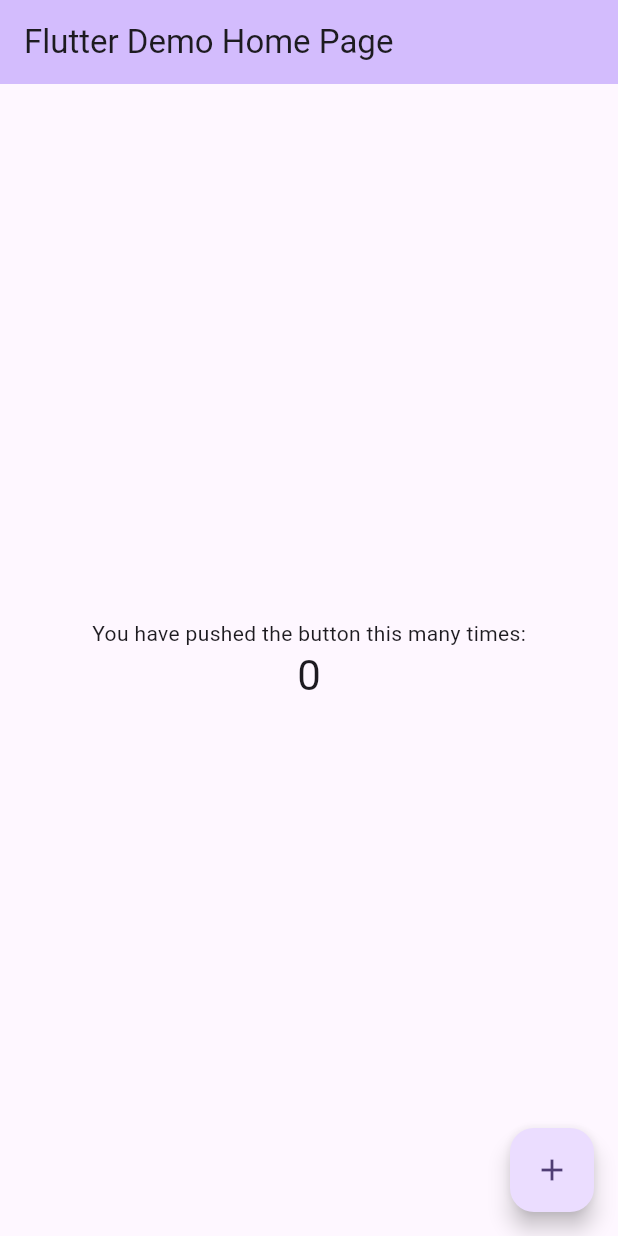
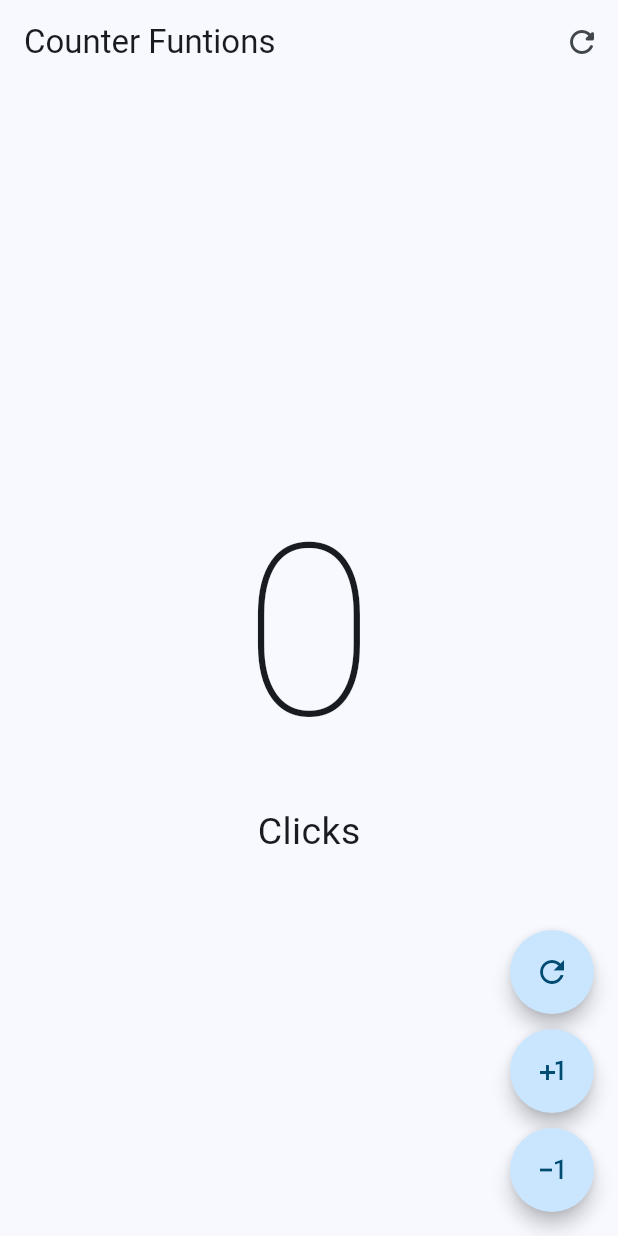
Before and after one commit to diegopagini/First-App_Flutter, a Flutter app: the screen it shows after launch, on a phone screen of 412 x 824 dp. Run offline on Flutter 3.47's test engine with Material 3 defaults, Android fonts, the phone set to English and light mode, and no system bars.

Commit message:
custom widget

```diff
--- a/lib/main.dart
+++ b/lib/main.dart
@@ -1,3 +1,4 @@
+import 'package:counter/presentation/screens/counter/counter_functions_screen.dart';
 import 'package:flutter/material.dart';
 
 void main() {
@@ -7,119 +8,12 @@ void main() {
 class MyApp extends StatelessWidget {
   const MyApp({super.key});
 
-  // This widget is the root of your application.
   @override
   Widget build(BuildContext context) {
     return MaterialApp(
-      title: 'Flutter Demo',
-      theme: ThemeData(
-        // This is the theme of your application.
-        //
-        // TRY THIS: Try running your application with "flutter run". You'll see
-        // the application has a purple toolbar. Then, without quitting the app,
-        // try changing the seedColor in the colorScheme below to Colors.green
-        // and then invoke "hot reload" (save your changes or press the "hot
-        // reload" button in a Flutter-supported IDE, or press "r" if you used
-        // the command line to start the app).
-        //
-        // Notice that the counter didn't reset back to zero; the application
-        // state is not lost during the reload. To reset the state, use hot
-        // restart instead.
-        //
-        // This works for code too, not just values: Most code changes can be
-        // tested with just a hot reload.
-        colorScheme: ColorScheme.fromSeed(seedColor: Colors.deepPurple),
-        useMaterial3: true,
-      ),
-      home: const MyHomePage(title: 'Flutter Demo Home Page'),
+      debugShowCheckedModeBanner: false,
+      theme: ThemeData(useMaterial3: true, colorSchemeSeed: Colors.lightBlue),
+      home: const CounterFunctionsScreen(),
     );
   }
 }
-
-class MyHomePage extends StatefulWidget {
-  const MyHomePage({super.key, required this.title});
-
-  // This widget is the home page of your application. It is stateful, meaning
-  // that it has a State object (defined below) that contains fields that affect
-  // how it looks.
-
-  // This class is the configuration for the state. It holds the values (in this
-  // case the title) provided by the parent (in this case the App widget) and
-  // used by the build method of the State. Fields in a Widget subclass are
-  // always marked "final".
-
-  final String title;
-
-  @override
-  State<MyHomePage> createState() => _MyHomePageState();
-}
-
-class _MyHomePageState extends State<MyHomePage> {
-  int _counter = 0;
-
-  void _incrementCounter() {
-    setState(() {
-      // This call to setState tells the Flutter framework that something has
-      // changed in this State, which causes it to rerun the build method below
-      // so that the display can reflect the updated values. If we changed
-      // _counter without calling setState(), then the build method would not be
-      // called again, and so nothing would appear to happen.
-      _counter++;
-    });
-  }
-
-  @override
-  Widget build(BuildContext context) {
-    // This method is rerun every time setState is called, for instance as done
-    // by the _incrementCounter method above.
-    //
-    // The Flutter framework has been optimized to make rerunning build methods
-    // fast, so that you can just rebuild anything that needs updating rather
-    // than having to individually change instances of widgets.
-    return Scaffold(
-      appBar: AppBar(
-        // TRY THIS: Try changing the color here to a specific color (to
-        // Colors.amber, perhaps?) and trigger a hot reload to see the AppBar
-        // change color while the other colors stay the same.
-        backgroundColor: Theme.of(context).colorScheme.inversePrimary,
-        // Here we take the value from the MyHomePage object that was created by
-        // the App.build method, and use it to set our appbar title.
-        title: Text(widget.title),
-      ),
-      body: Center(
-        // Center is a layout widget. It takes a single child and positions it
-        // in the middle of the parent.
-        child: Column(
-          // Column is also a layout widget. It takes a list of children and
-          // arranges them vertically. By default, it sizes itself to fit its
-          // children horizontally, and tries to be as tall as its parent.
-          //
-          // Column has various properties to control how it sizes itself and
-          // how it positions its children. Here we use mainAxisAlignment to
-          // center the children vertically; the main axis here is the vertical
-          // axis because Columns are vertical (the cross axis would be
-          // horizontal).
-          //
-          // TRY THIS: Invoke "debug painting" (choose the "Toggle Debug Paint"
-          // action in the IDE, or press "p" in the console), to see the
-          // wireframe for each widget.
-          mainAxisAlignment: MainAxisAlignment.center,
-          children: <Widget>[
-            const Text(
-              'You have pushed the button this many times:',
-            ),
-            Text(
-              '$_counter',
-              style: Theme.of(context).textTheme.headlineMedium,
-            ),
-          ],
-        ),
-      ),
-      floatingActionButton: FloatingActionButton(
-        onPressed: _incrementCounter,
-        tooltip: 'Increment',
-        child: const Icon(Icons.add),
-      ), // This trailing comma makes auto-formatting nicer for build methods.
-    );
-  }
-}
--- /dev/null
+++ b/lib/presentation/screens/counter/counter_functions_screen.dart
@@ -0,0 +1,85 @@
+import 'package:counter/presentation/widgets/custom_floating_action_button.dart';
+import 'package:flutter/material.dart';
+
+class CounterFunctionsScreen extends StatefulWidget {
+  const CounterFunctionsScreen({super.key});
+
+  @override
+  State<CounterFunctionsScreen> createState() => _CounterFunctionsScreenState();
+}
+
+class _CounterFunctionsScreenState extends State<CounterFunctionsScreen> {
+  int clickCounter = 0;
+
+  @override
+  Widget build(BuildContext context) {
+    return Scaffold(
+        appBar: AppBar(
+          title: const Text('Counter Funtions'),
+          actions: [
+            IconButton(
+              icon: const Icon(Icons.refresh_rounded),
+              onPressed: () {
+                setState(() {
+                  clickCounter = 0;
+                });
+              },
+            )
+          ],
+          // backgroundColor: Colors.lightBlue,
+          // foregroundColor: Colors.white,
+        ),
+        body: Center(
+          child: Column(
+            mainAxisAlignment: MainAxisAlignment.center,
+            children: [
+              Text(
+                '$clickCounter',
+                style:
+                    const TextStyle(fontSize: 160, fontWeight: FontWeight.w100),
+              ),
+              Text(
+                clickCounter == 1 ? 'Click' : 'Clicks',
+                style: const TextStyle(
+                  fontSize: 25,
+                ),
+              )
+            ],
+          ),
+        ),
+        floatingActionButton:
+            Column(mainAxisAlignment: MainAxisAlignment.end, children: [
+          CustomFloatingActionButton(
+            icon: Icons.refresh_outlined,
+            onPressed: () {
+              setState(() {
+                clickCounter = 0;
+              });
+            },
+          ),
+          const SizedBox(
+            height: 10,
+          ),
+          CustomFloatingActionButton(
+            icon: Icons.plus_one,
+            onPressed: () {
+              setState(() {
+                clickCounter++;
+              });
+            },
+          ),
+          const SizedBox(
+            height: 10,
+          ),
+          CustomFloatingActionButton(
+            icon: Icons.exposure_minus_1_outlined,
+            onPressed: () {
+              if (clickCounter == 0) return;
+              setState(() {
+                clickCounter--;
+              });
+            },
+          ),
+        ]));
+  }
+}
--- /dev/null
+++ b/lib/presentation/widgets/custom_floating_action_button.dart
@@ -0,0 +1,23 @@
+import 'package:flutter/material.dart';
+
+class CustomFloatingActionButton extends StatelessWidget {
+  final IconData icon;
+  final VoidCallback? onPressed;
+
+  const CustomFloatingActionButton({
+    super.key,
+    required this.icon,
+    required this.onPressed,
+  });
+
+  @override
+  Widget build(BuildContext context) {
+    return FloatingActionButton(
+      elevation: 5,
+      enableFeedback: true,
+      onPressed: onPressed,
+      shape: const StadiumBorder(),
+      child: Icon(icon),
+    );
+  }
+}
```
Also changed, not shown: lib/presentation/screens/counter/counter_screen.dart (added, +49 -0 lines).
